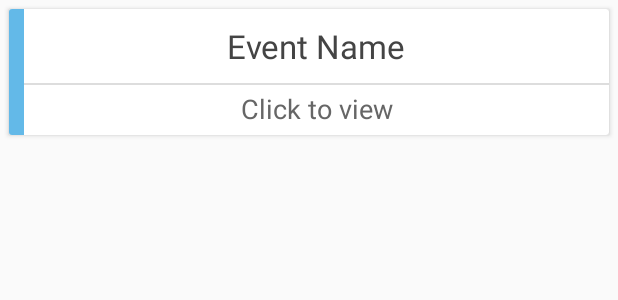
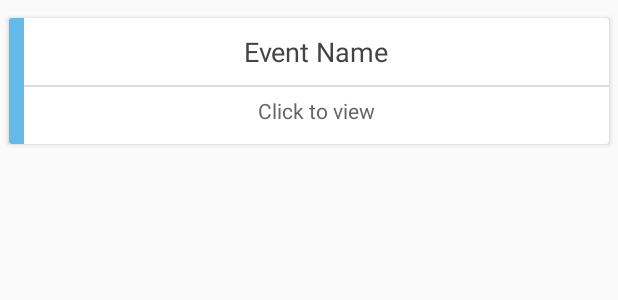
Before and after one commit to IslamAbdalla/iec, an Android app: the layout layout_ticket.xml on its own in the app's theme, with its tools: preview values and no code run, on a phone screen of 412 x 824 dp. Shown: the top 300 px of the screen. Run offline under Robolectric (Android 15) with nearby library versions, the phone set to English and light mode, and no system bars.

```diff
--- a/app/src/main/res/layout/fragment_latest_events.xml
+++ b/app/src/main/res/layout/fragment_latest_events.xml
@@ -9,7 +9,8 @@
     <android.support.v7.widget.RecyclerView
         android:layout_width="match_parent"
         android:layout_height="match_parent"
-        android:id="@+id/latest_events_rec_view"/>
+        android:id="@+id/latest_events_rec_view"
+        android:layout_marginTop="4dp"/>
 
     <TextView
         android:layout_width="match_parent"
--- a/app/src/main/res/layout/layout_ticket.xml
+++ b/app/src/main/res/layout/layout_ticket.xml
@@ -4,7 +4,7 @@
     android:layout_width="match_parent"
     android:layout_height="wrap_content"
     xmlns:app="http://schemas.android.com/apk/res-auto"
-    android:layout_marginTop="6dip"
+    android:layout_marginTop="12dip"
     android:layout_marginEnd="6dip"
     android:layout_marginStart="6dp"
     android:layout_marginBottom="10dp"
@@ -30,7 +30,7 @@
             android:text="Event Name"
             android:textColor="#444"
             android:padding="10dip"
-            android:textSize="22sp"
+            android:textSize="18sp"
             android:layout_alignParentTop="true"
             android:layout_toEndOf="@id/color_bar"
             android:gravity="center"/>
@@ -47,8 +47,8 @@
             android:id="@+id/ticket_event_reg_code"
             android:text="Click to view"
             android:textColor="#666"
-            android:padding="3dip"
-            android:textSize="18sp"
+            android:padding="6dip"
+            android:textSize="14sp"
             android:layout_below="@id/ticket_sep"
             android:layout_toEndOf="@id/color_bar"
             android:gravity="center"/>
```
Also changed, not shown: app/src/main/java/com/example/islam/iec/MainActivity.java (+18 -7 lines), app/src/main/java/com/example/islam/iec/MyEvents.java (+18 -1 lines).
